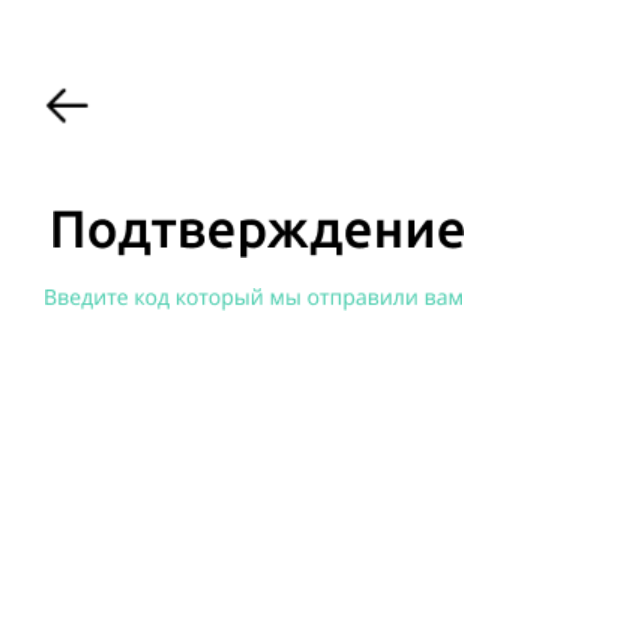
After one commit to sashakok228/pickup, an Android app: the LoginPOT_activity screen opened directly, with no data from a screen before it, on a phone screen of 412 x 824 dp, the top half of it. The commit adds this screen. Run offline under Robolectric (Android 15) with nearby library versions, the phone set to English and light mode, and no system bars.

Commit message:
dorabotka1 obnv

```diff
--- a/app/src/main/AndroidManifest.xml
+++ b/app/src/main/AndroidManifest.xml
@@ -3,7 +3,8 @@
     xmlns:tools="http://schemas.android.com/tools">
 
     <uses-permission android:name="android.permission.INTERNET" />
-    <uses-permission android:name="android.permission.ACCESS_NETWORK_STATE"/>
+    <uses-permission android:name="android.permission.ACCESS_NETWORK_STATE" />
+
     <application
         android:allowBackup="true"
         android:dataExtractionRules="@xml/data_extraction_rules"
@@ -13,6 +14,9 @@
         android:supportsRtl="true"
         android:theme="@style/Theme.MyApplication"
         tools:targetApi="31">
+        <activity
+            android:name=".LoginPOT_activity"
+            android:exported="false" />
         <activity
             android:name=".user_activity"
             android:exported="false" />
--- /dev/null
+++ b/app/src/main/java/com/example/myapplication/LoginPOT_activity.java
@@ -0,0 +1,14 @@
+package com.example.myapplication;
+
+import androidx.appcompat.app.AppCompatActivity;
+
+import android.os.Bundle;
+
+public class LoginPOT_activity extends AppCompatActivity {
+
+    @Override
+    protected void onCreate(Bundle savedInstanceState) {
+        super.onCreate(savedInstanceState);
+        setContentView(R.layout.activity_login_pot);
+    }
+}
--- /dev/null
+++ b/app/src/main/res/layout/activity_login_pot.xml
@@ -0,0 +1,36 @@
+<?xml version="1.0" encoding="utf-8"?>
+<androidx.constraintlayout.widget.ConstraintLayout xmlns:android="http://schemas.android.com/apk/res/android"
+    xmlns:app="http://schemas.android.com/apk/res-auto"
+    xmlns:tools="http://schemas.android.com/tools"
+    android:layout_width="match_parent"
+    android:layout_height="match_parent"
+    android:orientation="vertical"
+    tools:context=".LoginPOT_activity">
+<LinearLayout
+    android:layout_width="match_parent"
+    android:layout_height="match_parent"
+    android:orientation="vertical"
+    >
+    <androidx.appcompat.widget.AppCompatButton
+        android:layout_width="40dp"
+        android:layout_height="40dp"
+        android:layout_marginLeft="25dp"
+        android:layout_marginTop="50dp"
+        android:background="@drawable/left"
+        android:id="@+id/nazad2343"
+        />
+    <ImageView
+        android:layout_width="wrap_content"
+        android:layout_height="wrap_content"
+        android:layout_marginLeft="35dp"
+        android:layout_marginTop="50dp"
+        android:background="@drawable/pot" />
+    <ImageView
+        android:layout_width="wrap_content"
+        android:layout_height="wrap_content"
+        android:layout_marginLeft="30dp"
+        android:layout_marginTop="20dp"
+        android:background="@drawable/kod" />
+
+</LinearLayout>
+</androidx.constraintlayout.widget.ConstraintLayout>
```
Also changed, not shown: app/src/main/java/com/example/myapplication/MainActivity.java (+5 -5 lines), app/src/main/res/drawable/kod.png (added), app/src/main/res/drawable/pot.png (added).
